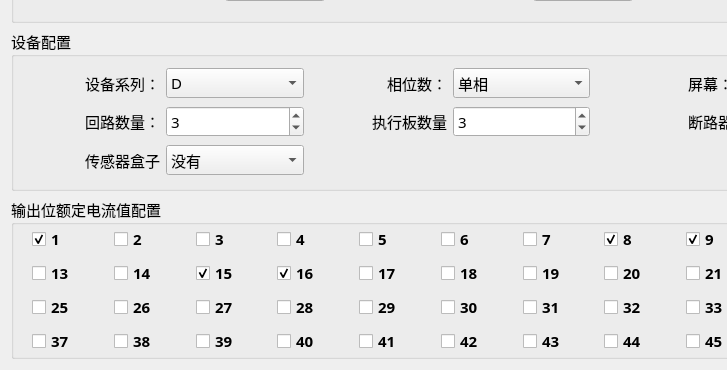
First picture: the form in pro_qc/home/home_devwid.ui, repository ChinaClever/MPro-Tools, before the edit; both pictures show x 0 to 727 and y 296 to 666 of the 1186 by 666 pixel window.
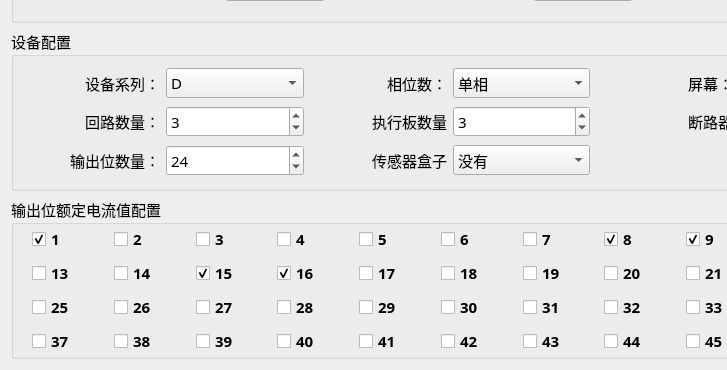
Second picture: the form after the edit.

Patch:
```diff
--- a/pro_qc/home/home_devwid.ui
+++ b/pro_qc/home/home_devwid.ui
@@ -511,7 +511,17 @@
         </item>
        </widget>
       </item>
-      <item row="2" column="1">
+      <item row="2" column="0">
+       <widget class="QLabel" name="label_8">
+        <property name="text">
+         <string>输出位数量：</string>
+        </property>
+        <property name="alignment">
+         <set>Qt::AlignRight|Qt::AlignTrailing|Qt::AlignVCenter</set>
+        </property>
+       </widget>
+      </item>
+      <item row="2" column="3">
        <widget class="QComboBox" name="sensorBox">
         <item>
          <property name="text">
@@ -525,8 +535,8 @@
         </item>
        </widget>
       </item>
-      <item row="2" column="0">
-       <widget class="QLabel" name="label_8">
+      <item row="2" column="2">
+       <widget class="QLabel" name="label_19">
         <property name="text">
          <string>传感器盒子</string>
         </property>
@@ -535,6 +545,13 @@
         </property>
        </widget>
       </item>
+      <item row="2" column="1">
+       <widget class="QSpinBox" name="outputNumBox">
+        <property name="value">
+         <number>24</number>
+        </property>
+       </widget>
+      </item>
      </layout>
     </widget>
    </item>
```
